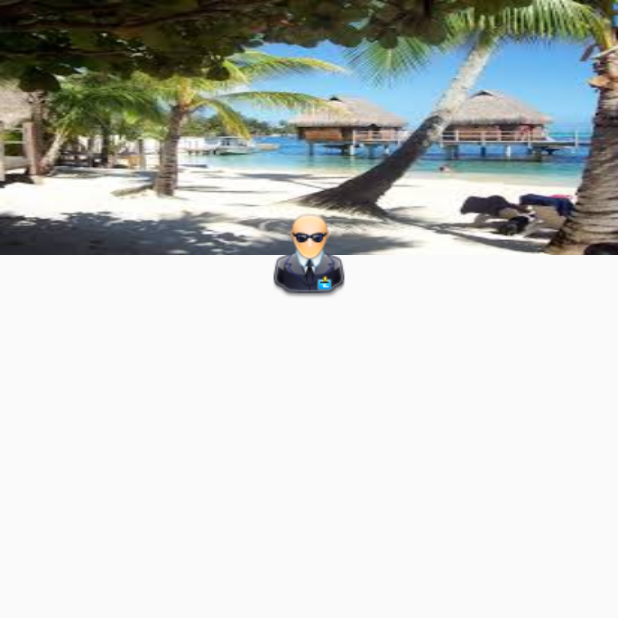
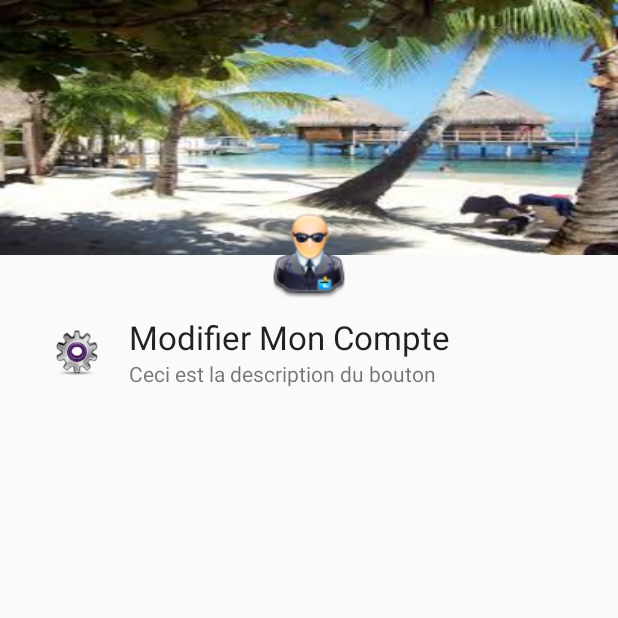
Before and after one commit to SebI0/HHD2K15, an Android app: the screen it shows after launch (MainActivity before the commit, UserCompteActivity after it), on a phone screen of 412 x 824 dp, the top half of it. Run offline under Robolectric (Android 15) with nearby library versions, the light colour scheme and no system bars.

Commit message:
Possibilité d'ajouter des menus sur le compte utilisateur

```diff
--- a/app/src/main/AndroidManifest.xml
+++ b/app/src/main/AndroidManifest.xml
@@ -12,12 +12,18 @@
             android:name=".MainActivity"
             android:label="@string/app_name"
             android:theme="@style/AppTheme.NoActionBar" >
+
+        </activity>
+
+        <activity android:name=".UserCompteActivity">
             <intent-filter>
                 <action android:name="android.intent.action.MAIN" />
 
                 <category android:name="android.intent.category.LAUNCHER" />
             </intent-filter>
         </activity>
+
+
     </application>
 
 </manifest>
--- a/app/src/main/java/com/seb/hhd2k15/ItemMenuUser.java
+++ b/app/src/main/java/com/seb/hhd2k15/ItemMenuUser.java
@@ -1,6 +1,9 @@
 package com.seb.hhd2k15;
 
+import android.content.Context;
 import android.graphics.drawable.Drawable;
+
+import java.util.ArrayList;
 
 /**
  * Created by Nicolas on 13/11/2015.
@@ -9,8 +12,29 @@ public class ItemMenuUser {
     private String Name;
     private String Description;
     private Drawable icon;
+    private ArrayList<ItemMenuUser> list = null;
+    private static Context context;
 
     public ItemMenuUser() {
+    }
+
+    public ItemMenuUser(Context context) {
+        this.context = context;
+    }
+
+    private ItemMenuUser(String name, String description, Drawable icon) {
+        Name = name;
+        Description = description;
+        this.icon = icon;
+    }
+
+    private static void creationDeToutLesItems(ArrayList<ItemMenuUser> LIST, Context c){
+        // Modifier Mon Compte
+        if (android.os.Build.VERSION.SDK_INT >= android.os.Build.VERSION_CODES.LOLLIPOP) {
+            ItemMenuUser ModifierMonCompte = new ItemMenuUser("Modifier Mon Compte", "Ceci est la description du bouton", c.getDrawable(R.drawable.modifier_compte_user_icon));
+            LIST.add(ModifierMonCompte);
+        }
+
     }
 
     public String getName() {
@@ -36,4 +60,10 @@ public class ItemMenuUser {
     public void setIcon(Drawable icon) {
         this.icon = icon;
     }
+
+    public static ArrayList<ItemMenuUser> getItemMenuUserList(Context context){
+        ArrayList<ItemMenuUser> imu = new ArrayList<ItemMenuUser>();
+        creationDeToutLesItems(imu, context);
+        return imu;
+    }
 }
--- a/app/src/main/java/com/seb/hhd2k15/UserCompteActivity.java
+++ b/app/src/main/java/com/seb/hhd2k15/UserCompteActivity.java
@@ -1,8 +1,30 @@
 package com.seb.hhd2k15;
+
+import android.app.Activity;
+import android.os.Bundle;
+import android.widget.ListView;
+
+import java.util.ArrayList;
 
 /**
  * Created by Nicolas on 14/11/2015.
  */
-public class UserCompteActivity {
+public class UserCompteActivity extends Activity{
 
+    ListView list;
+
+    @Override
+    protected void onCreate(Bundle savedInstanceState) {
+        super.onCreate(savedInstanceState);
+        this.setContentView(R.layout.activity_userprofile);
+        list = (ListView)findViewById(R.id.listView);
+    }
+
+    @Override
+    protected void onResume() {
+        super.onResume();
+        ArrayList<ItemMenuUser> Item_Menu_User_List = ItemMenuUser.getItemMenuUserList(this);
+        UserCompteAdaptator userCompteAdaptator = new UserCompteAdaptator(this, Item_Menu_User_List);
+        list.setAdapter(userCompteAdaptator);
+    }
 }
--- a/app/src/main/java/com/seb/hhd2k15/UserCompteAdaptator.java
+++ b/app/src/main/java/com/seb/hhd2k15/UserCompteAdaptator.java
@@ -18,17 +18,20 @@ import java.util.List;
  */
 public class UserCompteAdaptator extends ArrayAdapter<ItemMenuUser>{
 
+
+    Context context;
     public UserCompteAdaptator(Context context, List<ItemMenuUser> objects) {
         super(context, -1, objects);
+        this.context = context;
     }
 
     @Override
     public View getView(int position, View convertView, ViewGroup parent) {
         //return super.getView(position, convertView, parent);
-        View view;
-        if(convertView != null){
-            LayoutInflater layoutInflater = (LayoutInflater)getContext().getSystemService(Context.LAYOUT_INFLATER_SERVICE);
-            view = layoutInflater.inflate(R.layout.itemlist_userprofile, parent);
+        View view=null;
+        if(convertView == null){
+            LayoutInflater layoutInflater = (LayoutInflater)context.getSystemService(Context.LAYOUT_INFLATER_SERVICE);
+            view = layoutInflater.inflate(R.layout.itemlist_userprofile, null);
         }
         else
             view = convertView;
```
Also changed, not shown: app/src/main/res/drawable/modifier_compte_user_icon.png (added).
